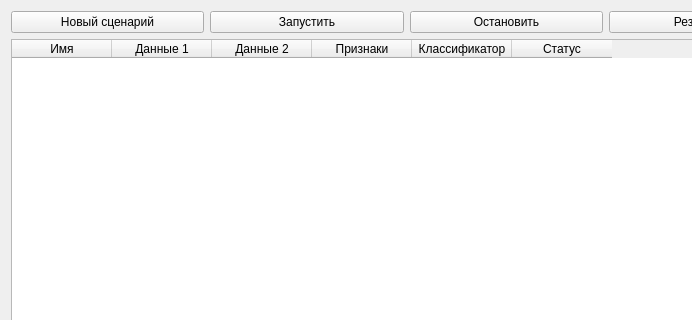
The window that course_project/app/ui/session_widget.ui (strangecamelcaselogin/computer_modelling_course) describes before a commit, drawn with Qt 5; both pictures show x 0 to 692 and y 0 to 320 of the 813 by 730 pixel window.
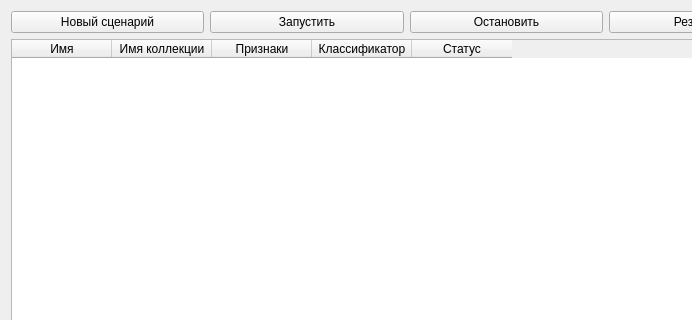
The same window after the commit.

```diff
--- a/course_project/app/ui/session_widget.ui
+++ b/course_project/app/ui/session_widget.ui
@@ -78,12 +78,7 @@
        </column>
        <column>
         <property name="text">
-         <string>Данные 1</string>
-        </property>
-       </column>
-       <column>
-        <property name="text">
-         <string>Данные 2</string>
+         <string>Имя коллекции</string>
         </property>
        </column>
        <column>
```
